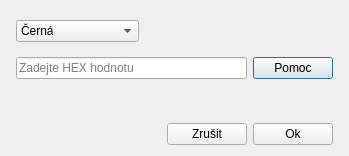
Qt form crypto_chat/colordialog.ui (RxiPland/crypto_chat) before a commit.
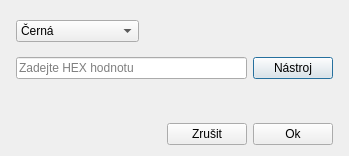
The same form after that commit.

Patch:
```diff
--- a/crypto_chat/colordialog.ui
+++ b/crypto_chat/colordialog.ui
@@ -188,7 +188,7 @@
           </sizepolicy>
          </property>
          <property name="text">
-          <string>Pomoc</string>
+          <string>Nástroj</string>
          </property>
         </widget>
        </item>
```
